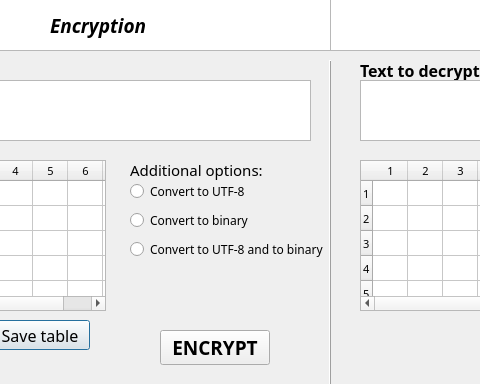
KrGDarkSide/encryptor, file polybius.ui: the form before one commit; both pictures show x 140 to 620 and y 0 to 384 of the 950 by 498 pixel window.
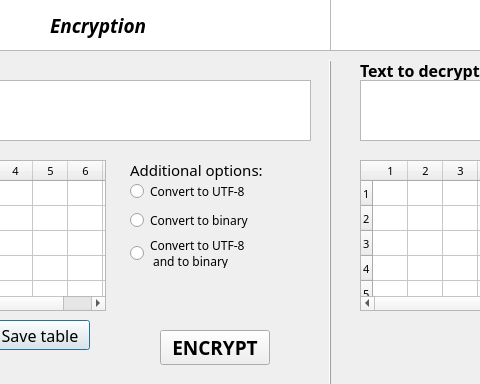
The form after the commit.

```diff
--- a/polybius.ui
+++ b/polybius.ui
@@ -881,13 +881,13 @@
     </font>
    </property>
   </widget>
-  <widget class="QWidget" name="">
+  <widget class="QWidget" name="layoutWidget">
    <property name="geometry">
     <rect>
      <x>270</x>
      <y>180</y>
      <width>220</width>
-     <height>81</height>
+     <height>88</height>
     </rect>
    </property>
    <layout class="QVBoxLayout" name="verticalLayout">
@@ -926,7 +926,8 @@
        </font>
       </property>
       <property name="text">
-       <string>Convert to UTF-8 and to binary</string>
+       <string>Convert to UTF-8 
+ and to binary</string>
       </property>
      </widget>
     </item>
```
Left out of the diff: 30 changed lines with no effect on the pictures.
